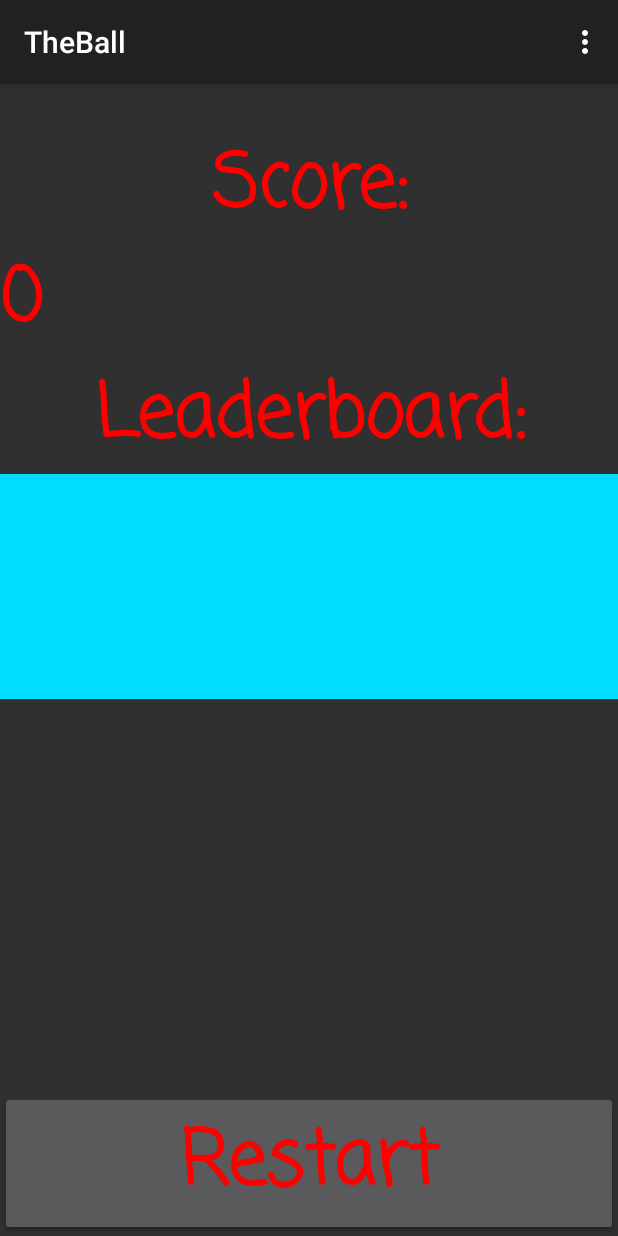
After one commit to fstaine/TheBall, an Android app: the fragment ScoreFragment placed in its activity, on a phone screen of 412 x 824 dp. The commit adds this screen. Run offline under Robolectric (Android 15) with nearby library versions, the phone set to English and light mode, and no system bars.

Commit message:
New score fragment

```diff
--- a/app/src/main/java/fr/fstaine/theball/GameActivity.java
+++ b/app/src/main/java/fr/fstaine/theball/GameActivity.java
@@ -3,16 +3,19 @@ package fr.fstaine.theball;
 
 import android.content.Intent;
 import android.os.Bundle;
+import android.support.v4.app.Fragment;
 import android.support.v4.app.FragmentManager;
 import android.support.v4.app.FragmentTransaction;
 import android.support.v7.app.AppCompatActivity;
 import android.support.v7.widget.Toolbar;
+import android.util.Log;
 import android.view.Menu;
 import android.view.MenuItem;
 
 import fr.fstaine.theball.controller.GameEngine;
 
-public class GameActivity extends AppCompatActivity implements GameFragment.OnGameFragmentInteractionListener {
+public class GameActivity extends AppCompatActivity implements GameFragment.OnGameFragmentInteractionListener, ScoreFragment.OnScoreFragmentInteractionListener {
+    private static final String TAG = "GameActivity";
 
     @Override
     protected void onCreate(Bundle savedInstanceState) {
@@ -80,12 +83,27 @@ public class GameActivity extends AppCompatActivity implements GameFragment.OnGa
 
     @Override
     public void onGameEnd() {
-
+        Log.d(TAG, "Game ended... with score=" + 2); // TODO add score
+        Fragment scoreFragment = ScoreFragment.newInstance();
+        FragmentTransaction transaction = getSupportFragmentManager().beginTransaction();
+        transaction.replace(R.id.game_fragment_container, scoreFragment);
+        transaction.addToBackStack(null);
+        transaction.commit();
     }
 
     @Override
     public void onBonusCaught(int reward) {
 
     }
+
+    @Override
+    public void onStartGame() {
+        Log.d(TAG, "Restart a new game...");
+        Fragment gameFragment = GameFragment.newInstance(3); // TODO Berk
+        FragmentTransaction transaction = getSupportFragmentManager().beginTransaction();
+        transaction.replace(R.id.game_fragment_container, gameFragment);
+        transaction.addToBackStack(null);
+        transaction.commit();
+    }
     ////////////////////////////////
 }
--- /dev/null
+++ b/app/src/main/java/fr/fstaine/theball/ScoreFragment.java
@@ -0,0 +1,87 @@
+package fr.fstaine.theball;
+
+import android.content.Context;
+import android.os.Bundle;
+import android.support.v4.app.Fragment;
+import android.view.LayoutInflater;
+import android.view.View;
+import android.view.ViewGroup;
+import android.widget.Button;
+
+
+public class ScoreFragment extends Fragment implements View.OnClickListener {
+    private static final String ARG_PREV_SCORE = "PrevScore";
+
+    private int mPrevScore;
+
+    private OnScoreFragmentInteractionListener mListener;
+
+    private Button mBtRestart;
+
+    public ScoreFragment() {
+        // Required empty public constructor
+    }
+
+    public static ScoreFragment newInstance(int prevScore) {
+        ScoreFragment fragment = new ScoreFragment();
+        Bundle args = new Bundle();
+        args.putInt(ARG_PREV_SCORE, prevScore);
+        fragment.setArguments(args);
+        return fragment;
+    }
+
+    public static ScoreFragment newInstance() {
+        return new ScoreFragment();
+    }
+
+    @Override
+    public void onCreate(Bundle savedInstanceState) {
+        super.onCreate(savedInstanceState);
+        if (getArguments() != null) {
+            mPrevScore = getArguments().getInt(ARG_PREV_SCORE);
+        }
+    }
+
+    @Override
+    public View onCreateView(LayoutInflater inflater, ViewGroup container,
+                             Bundle savedInstanceState) {
+        View root = inflater.inflate(R.layout.fragment_score, container, false);
+
+        mBtRestart = root.findViewById(R.id.btRestart);
+        mBtRestart.setOnClickListener(this);
+
+        return root;
+    }
+
+    @Override
+    public void onClick(View v) {
+        switch (v.getId()) {
+            case R.id.btRestart:
+                if (mListener != null) {
+                    mListener.onStartGame();
+                }
+                break;
+        }
+    }
+
+    @Override
+    public void onAttach(Context context) {
+        super.onAttach(context);
+        if (context instanceof OnScoreFragmentInteractionListener) {
+            mListener = (OnScoreFragmentInteractionListener) context;
+        } else {
+            throw new RuntimeException(context.toString()
+                    + " must implement OnScoreFragmentInteractionListener");
+        }
+    }
+
+    @Override
+    public void onDetach() {
+        super.onDetach();
+        mListener = null;
+    }
+
+    public interface OnScoreFragmentInteractionListener {
+        void onStartGame();
+    }
+}
--- /dev/null
+++ b/app/src/main/res/layout/fragment_score.xml
@@ -0,0 +1,60 @@
+<FrameLayout xmlns:android="http://schemas.android.com/apk/res/android"
+    xmlns:tools="http://schemas.android.com/tools"
+    android:layout_width="match_parent"
+    android:layout_height="match_parent"
+    tools:context=".GameFragment$ScoreFragment">
+
+    <!-- TODO: Update blank fragment layout -->
+
+    <RelativeLayout
+        android:layout_width="match_parent"
+        android:layout_height="match_parent">
+
+        <TextView
+            android:id="@+id/textScoreTitle"
+            android:layout_width="match_parent"
+            android:layout_height="wrap_content"
+            android:layout_alignParentStart="true"
+            android:layout_alignParentTop="true"
+            android:layout_marginTop="30dp"
+            android:text="Score:"
+            android:textAlignment="center"
+            android:textAppearance="@style/GameFont.Title" />
+
+        <TextView
+            android:id="@+id/textScore"
+            android:layout_width="match_parent"
+            android:layout_height="wrap_content"
+            android:layout_below="@id/textScoreTitle"
+            android:text="0"
+            android:textAppearance="@style/GameFont.Title" />
+
+        <TextView
+            android:id="@+id/textBestScoresTitle"
+            android:layout_width="match_parent"
+            android:layout_height="wrap_content"
+            android:layout_alignParentStart="true"
+            android:layout_below="@+id/textScore"
+            android:text="Leaderboard:"
+            android:textAlignment="center"
+            android:textAppearance="@style/GameFont.Title" />
+
+        <ListView
+            android:layout_width="match_parent"
+            android:layout_height="150dp"
+            android:background="@android:color/holo_blue_bright"
+            android:layout_below="@+id/textBestScoresTitle"
+            android:layout_alignParentStart="true" />
+
+        <Button
+            android:id="@+id/btRestart"
+            android:layout_width="match_parent"
+            android:layout_height="wrap_content"
+            android:layout_alignParentBottom="true"
+            android:layout_alignParentStart="true"
+            android:text="Restart"
+            android:textAppearance="@style/GameFont.Title" />
+
+    </RelativeLayout>
+
+</FrameLayout>
```
